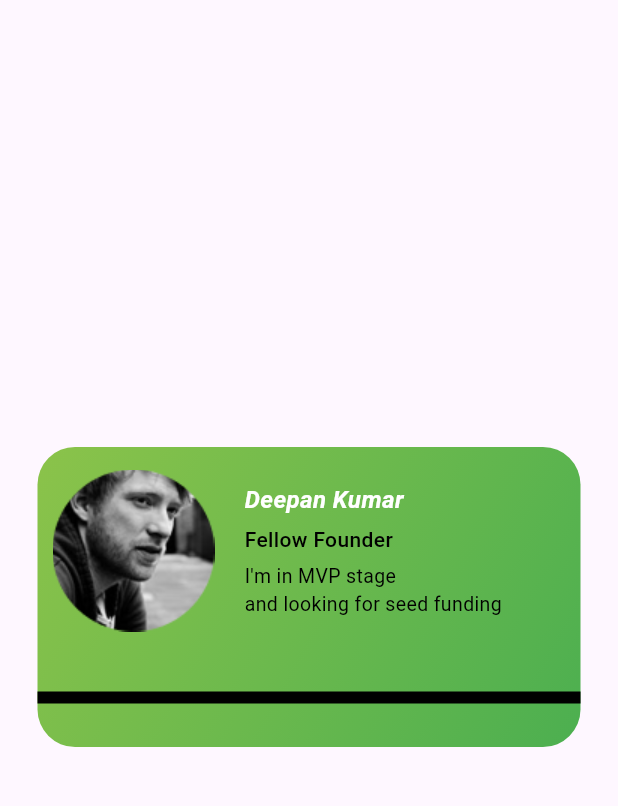
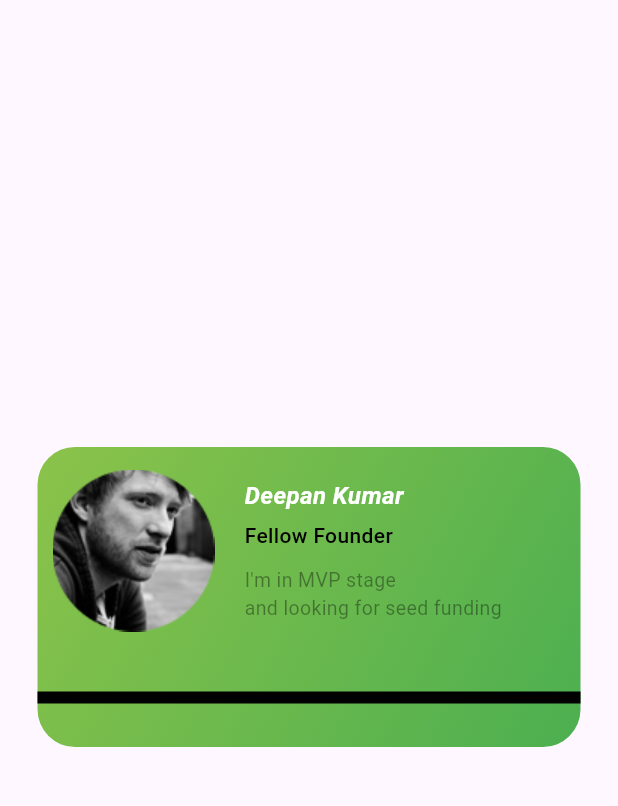
Before and after one commit to Smohana-Priya/rotatable_widget, a Flutter app: the screen it shows after launch, on a phone screen of 412 x 824 dp, the part 63-869 px from its top. Run offline on Flutter 3.47's test engine with Material 3 defaults, Android fonts, the phone set to English and light mode, and no system bars.

Commit message:
color changes

```diff
--- a/lib/main.dart
+++ b/lib/main.dart
@@ -63,12 +63,12 @@
                                     ),
                                   ),
                                   SizedBox(
-                                    height: 5,
+                                    height: 10,
                                   ),
                                   Text(
                                     "I'm in MVP stage\nand looking for seed funding",
                                     style: TextStyle(
-                                      color: Colors.black,
+                                      color: Colors.black38,
                                       fontSize: 13,
                                     ),
                                   )
```
